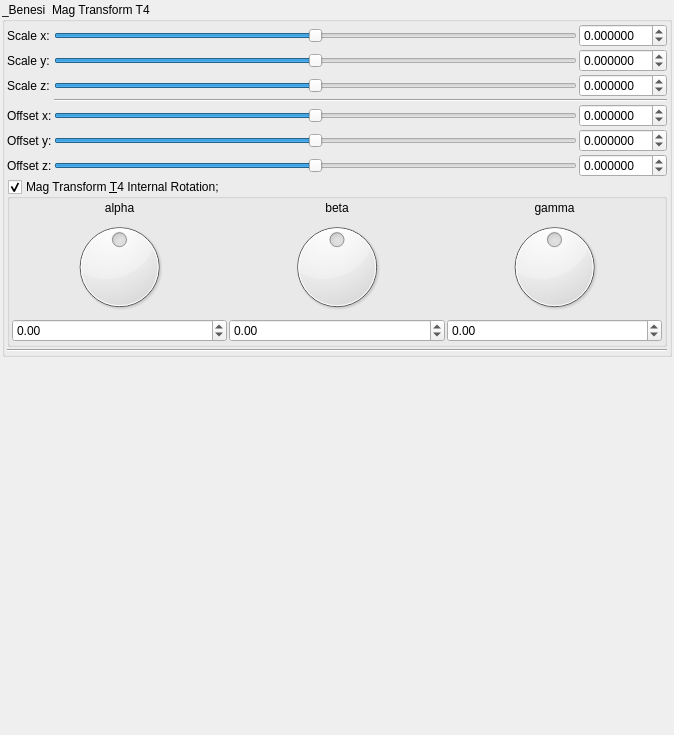
buddhi1980/mandelbulber2, file mandelbulber2/qt_data/fractal_transf_benesi_T4.ui: the form before one commit.
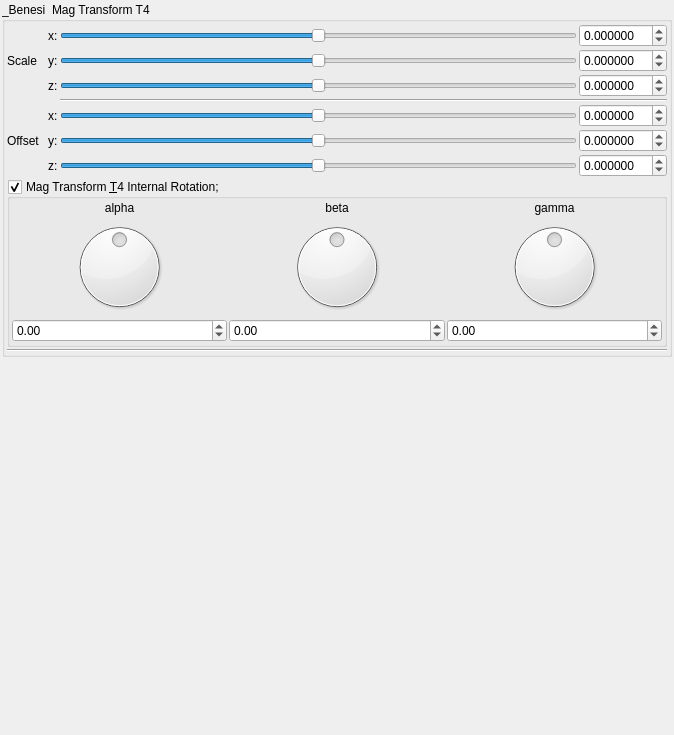
The form after the commit. Custom widgets are drawn as their Qt base class.

What changed in the file:
```diff
--- a/mandelbulber2/qt_data/fractal_transf_benesi_T4.ui
+++ b/mandelbulber2/qt_data/fractal_transf_benesi_T4.ui
@@ -32,7 +32,7 @@
    <item>
     <widget class="QGroupBox" name="groupBox">
      <property name="toolTip">
-      <string>&lt;html&gt;&lt;head/&gt;&lt;body&gt;&lt;p&gt;&lt;span style=&quot; color:#000000;&quot;&gt;//benesiT2  &lt;/span&gt;&lt;/p&gt;&lt;p&gt;&lt;span style=&quot; font-family:'Courier New,courier'; color:#000000;&quot;&gt;//http://www.fractalforums.com/new-theories-and-research/do-m3d-formula-have-to-be-distance-estimation-formulas/&lt;/span&gt;&lt;/p&gt;&lt;/body&gt;&lt;/html&gt;</string>
+      <string>&lt;html&gt;&lt;head/&gt;&lt;body&gt;&lt;p&gt;&lt;span style=&quot; color:#000000;&quot;&gt;benesi T4 &lt;/span&gt;&lt;/p&gt;&lt;p&gt;&lt;span style=&quot; font-family:'Courier New,courier'; color:#000000;&quot;&gt;http://www.fractalforums.com/new-theories-and-research/do-m3d-formula-have-to-be-distance-estimation-formulas/&lt;/span&gt;&lt;/p&gt;&lt;/body&gt;&lt;/html&gt;</string>
      </property>
      <property name="title">
       <string>_Benesi  Mag Transform T4</string>
@@ -64,33 +64,11 @@
         <item row="2" column="1">
          <widget class="QLabel" name="label_258">
           <property name="text">
-           <string>Scale y:</string>
+           <string>Scale</string>
           </property>
          </widget>
         </item>
-        <item row="2" column="2">
-         <widget class="QSlider" name="slider3_transf_scale3D_111_y">
-          <property name="sizePolicy">
-           <sizepolicy hsizetype="Expanding" vsizetype="Maximum">
-            <horstretch>0</horstretch>
-            <verstretch>0</verstretch>
-           </sizepolicy>
-          </property>
-          <property name="minimum">
-           <number>-5000000</number>
-          </property>
-          <property name="maximum">
-           <number>5000000</number>
-          </property>
-          <property name="singleStep">
-           <number>1</number>
-          </property>
-          <property name="orientation">
-           <enum>Qt::Horizontal</enum>
-          </property>
-         </widget>
-        </item>
-        <item row="2" column="3">
+        <item row="2" column="4">
          <widget class="MyDoubleSpinBox" name="spinbox3_transf_scale3D_111_y">
           <property name="sizePolicy">
            <sizepolicy hsizetype="Minimum" vsizetype="Maximum">
@@ -118,29 +96,108 @@
           </property>
          </widget>
         </item>
-        <item row="6" column="1">
-         <widget class="QLabel" name="label_255">
-          <property name="text">
-           <string>Offset y:</string>
+        <item row="6" column="4">
+         <widget class="MyDoubleSpinBox" name="spinbox3_transf_addition_constant_222_y">
+          <property name="sizePolicy">
+           <sizepolicy hsizetype="Minimum" vsizetype="Maximum">
+            <horstretch>0</horstretch>
+            <verstretch>0</verstretch>
+           </sizepolicy>
           </property>
+          <property name="prefix">
+           <string/>
+          </property>
+          <property name="suffix">
+           <string/>
+          </property>
+          <property name="decimals">
+           <number>6</number>
+          </property>
+          <property name="minimum">
+           <double>-99.989999999999995</double>
+          </property>
+          <property name="maximum">
+           <double>99.989999999999995</double>
+          </property>
+          <property name="singleStep">
+           <double>0.100000000000000</double>
+          </property>
          </widget>
         </item>
-        <item row="5" column="1">
-         <widget class="QLabel" name="label_253">
-          <property name="text">
-           <string>Offset x:</string>
+        <item row="5" column="4">
+         <widget class="MyDoubleSpinBox" name="spinbox3_transf_addition_constant_222_x">
+          <property name="sizePolicy">
+           <sizepolicy hsizetype="Minimum" vsizetype="Maximum">
+            <horstretch>0</horstretch>
+            <verstretch>0</verstretch>
+           </sizepolicy>
           </property>
+          <property name="prefix">
+           <string/>
+          </property>
+          <property name="suffix">
+           <string/>
+          </property>
+          <property name="decimals">
+           <number>6</number>
+          </property>
+          <property name="minimum">
+           <double>-99.989999999999995</double>
+          </property>
+          <property name="maximum">
+           <double>99.989999999999995</double>
+          </property>
+          <property name="singleStep">
+           <double>0.100000000000000</double>
+          </property>
          </widget>
         </item>
-        <item row="3" column="1">
-         <widget class="QLabel" name="label_250">
-          <property name="text">
-           <string>Scale z:</string>
+        <item row="2" column="3">
+         <widget class="QSlider" name="slider3_transf_scale3D_111_y">
+          <property name="sizePolicy">
+           <sizepolicy hsizetype="Expanding" vsizetype="Maximum">
+            <horstretch>0</horstretch>
+            <verstretch>0</verstretch>
+           </sizepolicy>
+          </property>
+          <property name="minimum">
+           <number>-5000000</number>
+          </property>
+          <property name="maximum">
+           <number>5000000</number>
+          </property>
+          <property name="singleStep">
+           <number>1</number>
+          </property>
+          <property name="orientation">
+           <enum>Qt::Horizontal</enum>
           </property>
          </widget>
         </item>
         <item row="0" column="3">
-         <widget class="MyDoubleSpinBox" name="spinbox3_transf_scale3D_111_x">
+         <widget class="QSlider" name="slider3_transf_scale3D_111_x">
+          <property name="sizePolicy">
+           <sizepolicy hsizetype="Preferred" vsizetype="Preferred">
+            <horstretch>0</horstretch>
+            <verstretch>0</verstretch>
+           </sizepolicy>
+          </property>
+          <property name="minimum">
+           <number>-5000000</number>
+          </property>
+          <property name="maximum">
+           <number>5000000</number>
+          </property>
+          <property name="singleStep">
+           <number>1</number>
+          </property>
+          <property name="orientation">
+           <enum>Qt::Horizontal</enum>
+          </property>
+         </widget>
+        </item>
+        <item row="7" column="4">
+         <widget class="MyDoubleSpinBox" name="spinbox3_transf_addition_constant_222_z">
           <property name="sizePolicy">
            <sizepolicy hsizetype="Minimum" vsizetype="Maximum">
             <horstretch>0</horstretch>
@@ -167,14 +224,29 @@
           </property>
          </widget>
         </item>
-        <item row="7" column="1">
-         <widget class="QLabel" name="label_257">
-          <property name="text">
-           <string>Offset z:</string>
+        <item row="3" column="3">
+         <widget class="QSlider" name="slider3_transf_scale3D_111_z">
+          <property name="sizePolicy">
+           <sizepolicy hsizetype="Expanding" vsizetype="Maximum">
+            <horstretch>0</horstretch>
+            <verstretch>0</verstretch>
+           </sizepolicy>
+          </property>
+          <property name="minimum">
+           <number>-5000000</number>
+          </property>
+          <property name="maximum">
+           <number>5000000</number>
+          </property>
+          <property name="singleStep">
+           <number>1</number>
+          </property>
+          <property name="orientation">
+           <enum>Qt::Horizontal</enum>
           </property>
          </widget>
         </item>
-        <item row="8" column="1" colspan="3">
+        <item row="8" column="1" colspan="4">
          <layout class="QGridLayout" name="gridLayout_2">
           <item row="0" column="0">
            <widget class="MyGroupBox" name="groupCheck_transf_rotation_enabled">
@@ -365,77 +437,14 @@
           </item>
          </layout>
         </item>
-        <item row="6" column="3">
-         <widget class="MyDoubleSpinBox" name="spinbox3_transf_addition_constant_222_y">
-          <property name="sizePolicy">
-           <sizepolicy hsizetype="Minimum" vsizetype="Maximum">
-            <horstretch>0</horstretch>
-            <verstretch>0</verstretch>
-           </sizepolicy>
-          </property>
-          <property name="prefix">
-           <string/>
-          </property>
-          <property name="suffix">
-           <string/>
-          </property>
-          <property name="decimals">
-           <number>6</number>
-          </property>
-          <property name="minimum">
-           <double>-99.989999999999995</double>
-          </property>
-          <property name="maximum">
-           <double>99.989999999999995</double>
-          </property>
-          <property name="singleStep">
-           <double>0.100000000000000</double>
-          </property>
-         </widget>
-        </item>
-        <item row="5" column="3">
-         <widget class="MyDoubleSpinBox" name="spinbox3_transf_addition_constant_222_x">
-          <property name="sizePolicy">
-           <sizepolicy hsizetype="Minimum" vsizetype="Maximum">
-            <horstretch>0</horstretch>
-            <verstretch>0</verstretch>
-           </sizepolicy>
-          </property>
-          <property name="prefix">
-           <string/>
-          </property>
-          <property name="suffix">
-           <string/>
-          </property>
-          <property name="decimals">
-           <number>6</number>
-          </property>
-          <property name="minimum">
-           <double>-99.989999999999995</double>
-          </property>
-          <property name="maximum">
-           <double>99.989999999999995</double>
-          </property>
-          <property name="singleStep">
-           <double>0.100000000000000</double>
-          </property>
-         </widget>
-        </item>
-        <item row="0" column="1">
-         <widget class="QLabel" name="label_251">
-          <property name="text">
-           <string>Scale x:</string>
-          </property>
-         </widget>
-        </item>
-        <item row="4" column="2" colspan="2">
+        <item row="4" column="3" colspan="2">
          <widget class="Line" name="line_53">
           <property name="orientation">
            <enum>Qt::Horizontal</enum>
           </property>
          </widget>
         </item>
-        <item row="6" column="2">
+        <item row="6" column="3">
          <widget class="QSlider" name="slider3_transf_addition_constant_222_y">
           <property name="sizePolicy">
            <sizepolicy hsizetype="Expanding" vsizetype="Maximum">
@@ -458,7 +467,29 @@
          </widget>
         </item>
         <item row="7" column="3">
-         <widget class="MyDoubleSpinBox" name="spinbox3_transf_addition_constant_222_z">
+         <widget class="QSlider" name="slider3_transf_addition_constant_222_z">
+          <property name="sizePolicy">
+           <sizepolicy hsizetype="Expanding" vsizetype="Maximum">
+            <horstretch>0</horstretch>
+            <verstretch>0</verstretch>
+           </sizepolicy>
+          </property>
+          <property name="minimum">
+           <number>-5000000</number>
+          </property>
+          <property name="maximum">
+           <number>5000000</number>
+          </property>
+          <property name="singleStep">
+           <number>1</number>
+          </property>
+          <property name="orientation">
+           <enum>Qt::Horizontal</enum>
+          </property>
+         </widget>
+        </item>
+        <item row="0" column="4">
+         <widget class="MyDoubleSpinBox" name="spinbox3_transf_scale3D_111_x">
           <property name="sizePolicy">
            <sizepolicy hsizetype="Minimum" vsizetype="Maximum">
             <horstretch>0</horstretch>
@@ -485,29 +516,14 @@
           </property>
          </widget>
         </item>
-        <item row="0" column="2">
-         <widget class="QSlider" name="slider3_transf_scale3D_111_x">
-          <property name="sizePolicy">
-           <sizepolicy hsizetype="Preferred" vsizetype="Preferred">
-            <horstretch>0</horstretch>
-            <verstretch>0</verstretch>
-           </sizepolicy>
-          </property>
-          <property name="minimum">
-           <number>-5000000</number>
-          </property>
-          <property name="maximum">
-           <number>5000000</number>
-          </property>
-          <property name="singleStep">
-           <number>1</number>
-          </property>
-          <property name="orientation">
-           <enum>Qt::Horizontal</enum>
+        <item row="6" column="1">
+         <widget class="QLabel" name="label_255">
+          <property name="text">
+           <string>Offset  </string>
           </property>
          </widget>
         </item>
-        <item row="3" column="3">
+        <item row="3" column="4">
          <widget class="MyDoubleSpinBox" name="spinbox3_transf_scale3D_111_z">
           <property name="sizePolicy">
            <sizepolicy hsizetype="Minimum" vsizetype="Maximum">
@@ -535,69 +551,67 @@
           </property>
          </widget>
         </item>
+        <item row="5" column="3">
+         <widget class="QSlider" name="slider3_transf_addition_constant_222_x">
+          <property name="sizePolicy">
+           <sizepolicy hsizetype="Preferred" vsizetype="Preferred">
+            <horstretch>0</horstretch>
+            <verstretch>0</verstretch>
+           </sizepolicy>
+          </property>
+          <property name="minimum">
+           <number>-5000000</number>
+          </property>
+          <property name="maximum">
+           <number>5000000</number>
+          </property>
+          <property name="singleStep">
+           <number>1</number>
+          </property>
+          <property name="orientation">
+           <enum>Qt::Horizontal</enum>
+          </property>
+         </widget>
+        </item>
+        <item row="0" column="2">
+         <widget class="QLabel" name="label_252">
+          <property name="text">
+           <string>x:</string>
+          </property>
+         </widget>
+        </item>
+        <item row="2" column="2">
+         <widget class="QLabel" name="label_254">
+          <property name="text">
+           <string>y:</string>
+          </property>
+         </widget>
+        </item>
         <item row="3" column="2">
-         <widget class="QSlider" name="slider3_transf_scale3D_111_z">
-          <property name="sizePolicy">
-           <sizepolicy hsizetype="Expanding" vsizetype="Maximum">
-            <horstretch>0</horstretch>
-            <verstretch>0</verstretch>
-           </sizepolicy>
-          </property>
-          <property name="minimum">
-           <number>-5000000</number>
-          </property>
-          <property name="maximum">
-           <number>5000000</number>
-          </property>
-          <property name="singleStep">
-           <number>1</number>
-          </property>
-          <property name="orientation">
-           <enum>Qt::Horizontal</enum>
+         <widget class="QLabel" name="label_256">
+          <property name="text">
+           <string>z:</string>
           </property>
          </widget>
         </item>
         <item row="5" column="2">
-         <widget class="QSlider" name="slider3_transf_addition_constant_222_x">
-          <property name="sizePolicy">
-           <sizepolicy hsizetype="Preferred" vsizetype="Preferred">
-            <horstretch>0</horstretch>
-            <verstretch>0</verstretch>
-           </sizepolicy>
+         <widget class="QLabel" name="label_259">
+          <property name="text">
+           <string>x:</string>
           </property>
-          <property name="minimum">
-           <number>-5000000</number>
-          </property>
-          <property name="maximum">
-           <number>5000000</number>
-          </property>
-          <property name="singleStep">
-           <number>1</number>
-          </property>
-          <property name="orientation">
-           <enum>Qt::Horizontal</enum>
+         </widget>
+        </item>
+        <item row="6" column="2">
+         <widget class="QLabel" name="label_260">
+          <property name="text">
+           <string>y:</string>
           </property>
          </widget>
         </item>
         <item row="7" column="2">
-         <widget class="QSlider" name="slider3_transf_addition_constant_222_z">
-          <property name="sizePolicy">
-           <sizepolicy hsizetype="Expanding" vsizetype="Maximum">
-            <horstretch>0</horstretch>
-            <verstretch>0</verstretch>
-           </sizepolicy>
-          </property>
-          <property name="minimum">
-           <number>-5000000</number>
-          </property>
-          <property name="maximum">
-           <number>5000000</number>
-          </property>
-          <property name="singleStep">
-           <number>1</number>
-          </property>
-          <property name="orientation">
-           <enum>Qt::Horizontal</enum>
+         <widget class="QLabel" name="label_261">
+          <property name="text">
+           <string>z:</string>
           </property>
          </widget>
         </item>
```
